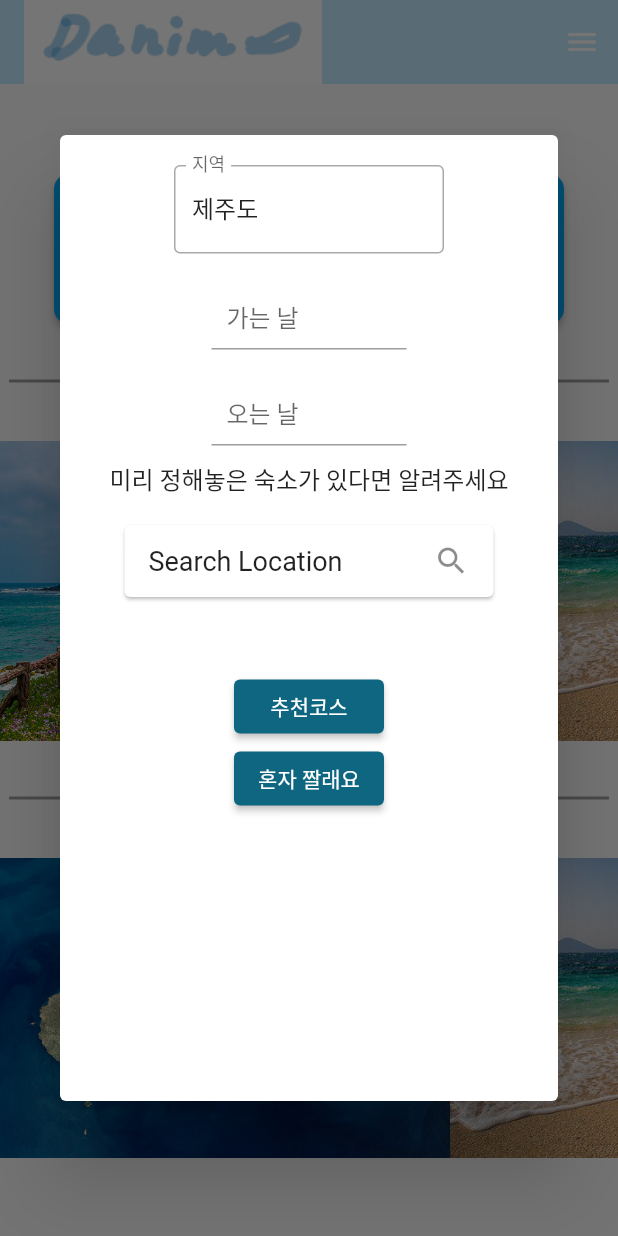
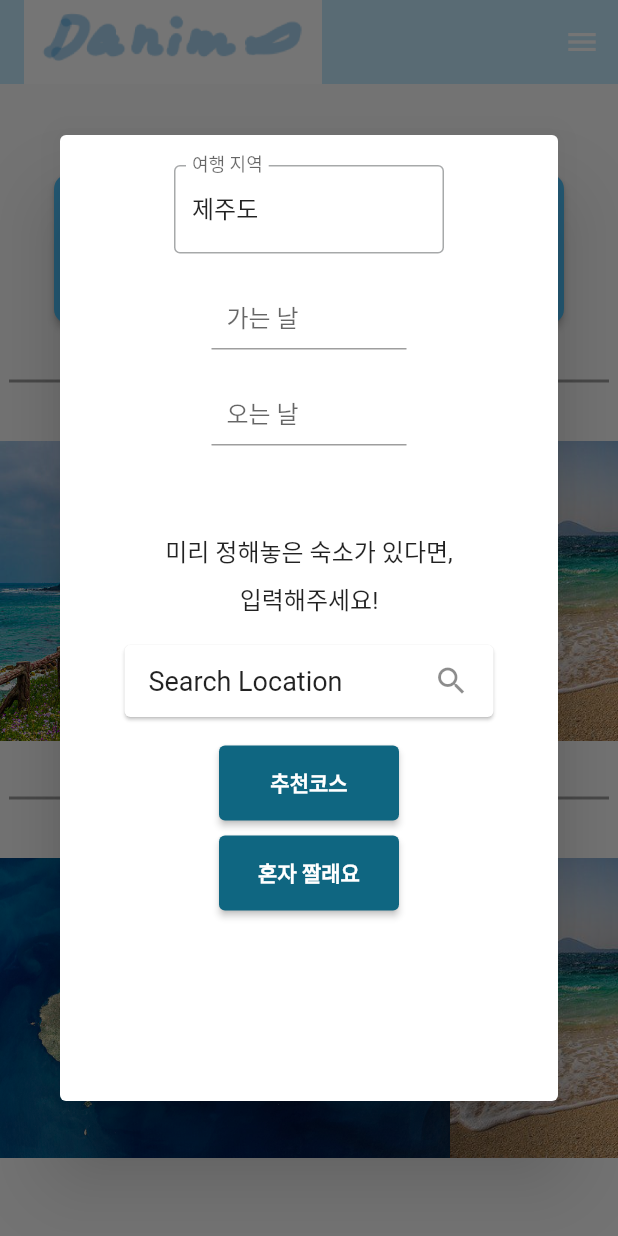
Before and after one commit to tulee3474/Danim, a Flutter app: the screen it shows after launch, after a tap on "새 코스", on a phone screen of 412 x 824 dp. Run offline on Flutter 3.47's test engine with Material 2 defaults, Android fonts, the light colour scheme and no system bars; our stand-ins replace cloud_firestore, firebase_auth, firebase_core, flutter_colorpicker, flutter_signin_button, flutter_spinkit and 4 more; missing offline and left inert: flutter_google_places_hoc081098, google_api_headers, google_maps_webservice, naver_map_plugin; accounts and stored records are empty; Roboto replaces fonts that are missing (Neo).

Commit message:
221129 일단 중간 푸시

```diff
--- a/lib/src/app.dart
+++ b/lib/src/app.dart
@@ -1142,7 +1142,7 @@ class _AppState extends State<App> {
                                                                           border:
                                                                               OutlineInputBorder(),
                                                                           labelText:
-                                                                              '지역'))),
+                                                                              '여행 지역'))),
                                                               Container(
                                                                 width: 180.0,
                                                                 child: SafeArea(
@@ -1243,10 +1243,30 @@ class _AppState extends State<App> {
                                                             ]),
                                                         Container(
                                                             padding: EdgeInsets
-                                                                .fromLTRB(0, 10,
+                                                                .fromLTRB(0, 50,
                                                                     0, 0),
-                                                            child: Text(
-                                                                "미리 정해놓은 숙소가 있다면 알려주세요")),
+                                                            child: Column(
+                                                              children: const [
+                                                                Padding(
+                                                                  padding:
+                                                                      EdgeInsets
+                                                                          .all(
+                                                                              8.0),
+                                                                  child: Text(
+                                                                    "미리 정해놓은 숙소가 있다면,",
+                                                                    style: TextStyle(
+                                                                        fontFamily:
+                                                                            "Neo"),
+                                                                  ),
+                                                                ),
+                                                                Text(
+                                                                  "입력해주세요!",
+                                                                  style: TextStyle(
+                                                                      fontFamily:
+                                                                          "Neo"),
+                                                                )
+                                                              ],
+                                                            )),
                                                         InkWell(
                                                             onTap: () async {
                                                               var place =
@@ -1398,10 +1418,11 @@ class _AppState extends State<App> {
                                                               ),
                                                             )),
                                                         Container(
-                                                            width: 100.0,
-                                                            padding: EdgeInsets
-                                                                .fromLTRB(0, 30,
-                                                                    0, 0),
+                                                            width: 120.0,
+                                                            height: 50.0,
+                                                            // padding: EdgeInsets
+                                                            //     .fromLTRB(0, 30,
+                                                            //         0, 0),
                                                             child:
                                                                 ElevatedButton(
                                                                     onPressed:
@@ -1435,9 +1456,21 @@ class _AppState extends State<App> {
                                                                               builder: (context) => CourseDetail()));
                                                                     },
                                                                     child: Text(
-                                                                        '추천코스'))),
+                                                                      '추천코스',
+                                                                      style: TextStyle(
+                                                                          fontWeight: FontWeight
+                                                                              .bold,
+                                                                          fontFamily:
+                                                                              "Neo"),
+                                                                    ))),
                                                         Container(
-                                                            width: 100.0,
+                                                          padding: EdgeInsets
+                                                              .fromLTRB(
+                                                                  0, 10, 0, 0),
+                                                        ),
+                                                        Container(
+                                                            width: 120.0,
+                                                            height: 50.0,
                                                             child:
                                                                 ElevatedButton(
                                                                     onPressed:
@@ -1455,17 +1488,24 @@ class _AppState extends State<App> {
 */
                                                                     },
                                                                     child: Text(
-                                                                        '혼자 짤래요')))
+                                                                        '혼자 짤래요',
+                                                                        style: TextStyle(
+                                                                            fontWeight:
+                                                                                FontWeight.bold,
+                                                                            fontFamily: "Neo"))))
                                                       ]),
                                                 )));
                                       });
                                 },
                                 child: Text(
                                   '새 코스',
-                                  style: TextStyle(fontFamily: "Neo"),
+                                  style: TextStyle(
+                                    fontFamily: "Neo",
+                                    fontWeight: FontWeight.bold,
+                                  ),
                                 ),
                                 style: ElevatedButton.styleFrom(
-                                    primary: Colors.lightBlue,
+                                    primary: Color.fromARGB(255, 78, 194, 252),
                                     shape: RoundedRectangleBorder(
                                       borderRadius: BorderRadius.circular(10.0),
                                     ),
@@ -1486,10 +1526,13 @@ class _AppState extends State<App> {
                                 },
                                 child: Text(
                                   '내 여행',
-                                  style: TextStyle(fontFamily: "Neo"),
+                                  style: TextStyle(
+                                    fontFamily: "Neo",
+                                    fontWeight: FontWeight.bold,
+                                  ),
                                 ),
                                 style: ElevatedButton.styleFrom(
-                                    primary: Colors.lightBlue,
+                                    primary: Color.fromARGB(255, 78, 194, 252),
                                     shape: RoundedRectangleBorder(
                                       borderRadius: BorderRadius.circular(10.0),
                                     ),
@@ -1505,10 +1548,13 @@ class _AppState extends State<App> {
                                 },
                                 child: Text(
                                   '커뮤니티',
-                                  style: TextStyle(fontFamily: "Neo"),
+                                  style: TextStyle(
+                                    fontFamily: "Neo",
+                                    fontWeight: FontWeight.bold,
+                                  ),
                                 ),
                                 style: ElevatedButton.styleFrom(
-                                    primary: Colors.lightBlue,
+                                    primary: Color.fromARGB(255, 78, 194, 252),
                                     shape: RoundedRectangleBorder(
                                       borderRadius: BorderRadius.circular(10.0),
                                     ),
```
